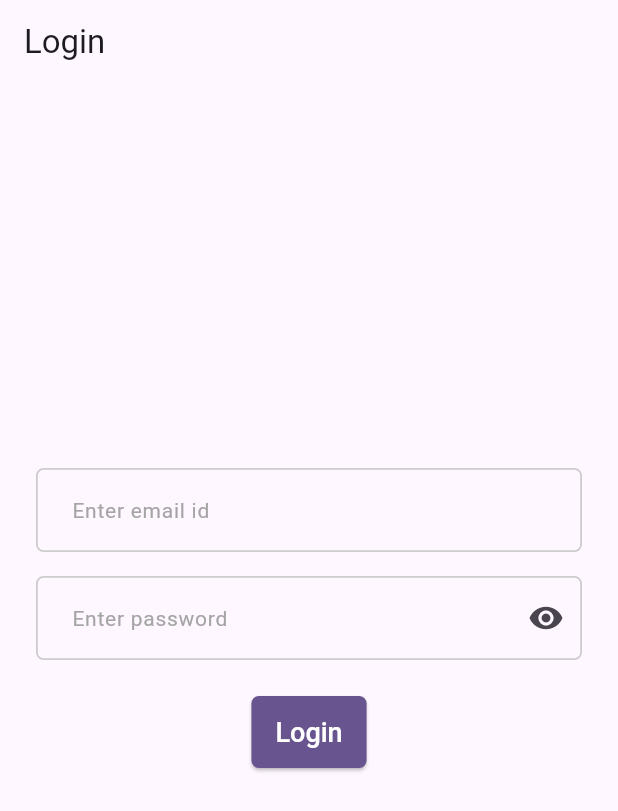
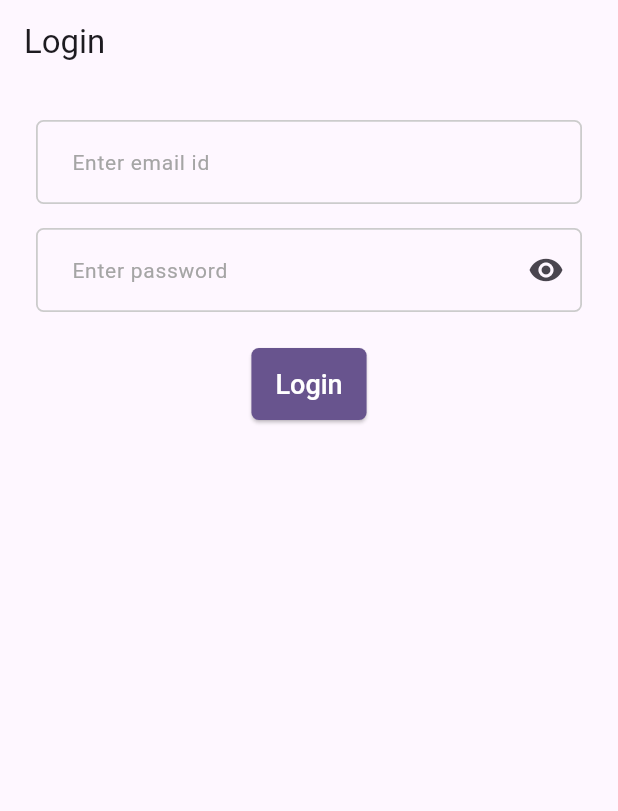
Before and after one commit to sambit-123bsp/sambit_flutter_task, a Flutter app: the screen it shows after launch, on a phone screen of 412 x 824 dp. Shown: the top 811 px of the screen. Run offline on Flutter 3.47's test engine with Material 3 defaults, Android fonts, the phone set to English and light mode, and no system bars; our stand-ins replace flutter_secure_storage; accounts and stored records are empty.

Commit message:
first commit

```diff
--- a/lib/pages/Login/login_page.dart
+++ b/lib/pages/Login/login_page.dart
@@ -36,10 +36,11 @@ class _LoginPageState extends State<LoginPage> {
     return Scaffold(
       extendBodyBehindAppBar: true,
       appBar: AppBar(title: const Text('Login')),
-      body: Padding(
+      body: SafeArea(
+        child: Padding(
           padding: const EdgeInsets.all(24.0),
           child: Column(
-          mainAxisAlignment: MainAxisAlignment.center,
+            mainAxisAlignment: MainAxisAlignment.start,
             children: [
               TextField(
                 controller: _usernameController,
@@ -75,6 +76,7 @@ class _LoginPageState extends State<LoginPage> {
             ],
           ),
         ),
+      ),
     );
   }
 }
--- a/lib/pages/home/user_home/user_home_page.dart
+++ b/lib/pages/home/user_home/user_home_page.dart
@@ -30,6 +30,7 @@ class _UserHomePageState extends State<UserHomePage> {
     final userProvider = Provider.of<UserProvider>(context);
 
     return Scaffold(
+      resizeToAvoidBottomInset: false,
       appBar: AppBar(
         title: const Text("User Profile"),
       ),
```
Also changed, not shown: 1 other file. Lines whose indentation alone changed are shown as unchanged.
